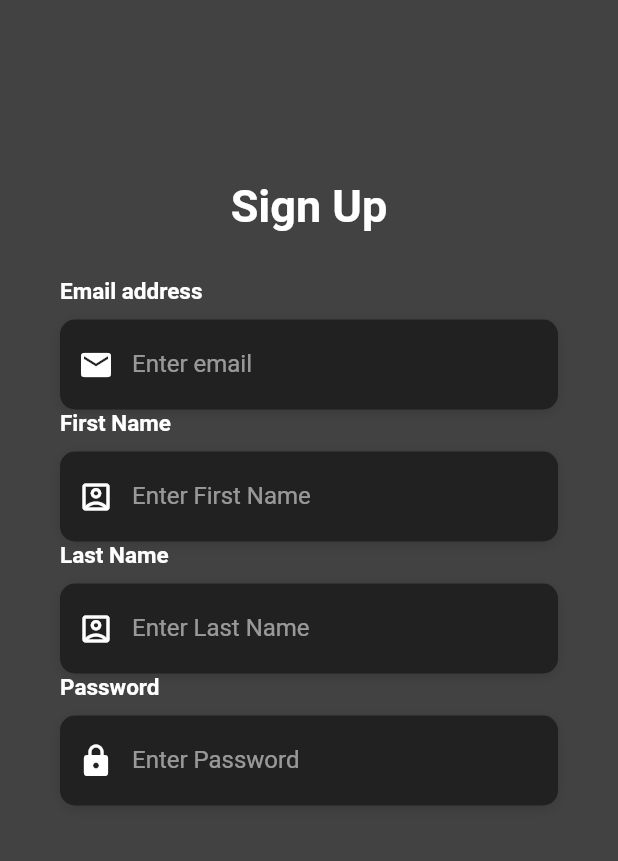
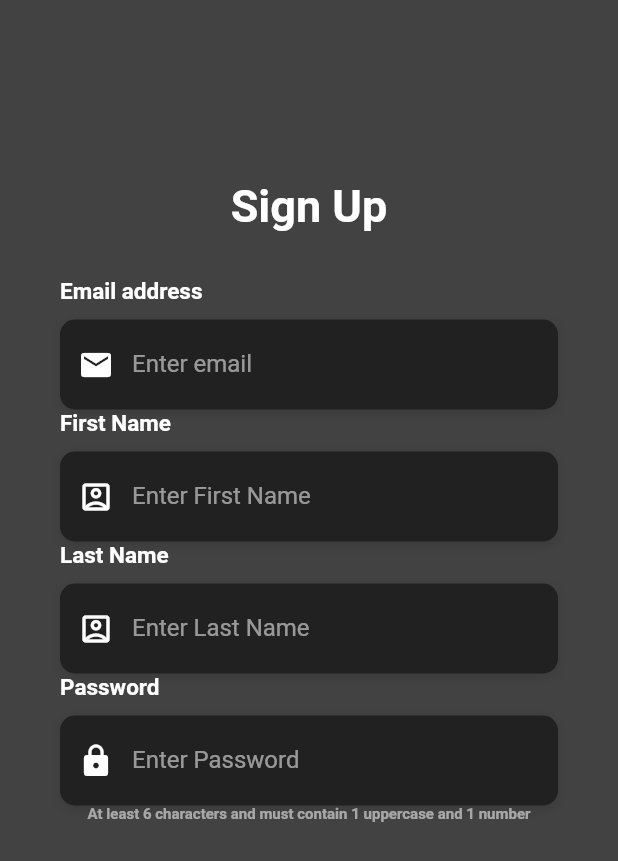
Before and after one commit to AndrewMartyn/MarkyMark, a Flutter app: the RegisterScreen screen opened directly, on a phone screen of 412 x 824 dp. Shown: the top 861 px of the screen. Run offline on Flutter 3.47's test engine with Material 2 defaults, Android fonts, the phone set to English and light mode, and no system bars; Roboto replaces fonts that are missing (OpenSans).

Commit message:
Add files via upload

```diff
--- a/mobile/lib/RegisterScreen.dart
+++ b/mobile/lib/RegisterScreen.dart
@@ -246,7 +246,22 @@ class _RegisterScreenState extends State<RegisterScreen> {
                       ),
                     ],
                   ),
-
+                  Column(
+                    crossAxisAlignment: CrossAxisAlignment.center,
+                    mainAxisSize: MainAxisSize.max,
+                    mainAxisAlignment: MainAxisAlignment.end,
+                    children: <Widget>[
+                      Text(
+                        'At least 6 characters and must contain 1 uppercase and 1 number',
+                        style: TextStyle(
+                          color: Colors.white54,
+                          fontFamily: 'OpenSans',
+                          fontWeight: FontWeight.bold,
+                          fontSize: 10.0,
+                        ),
+                      ),
+                    ],
+                  ),
                 ],
               ),
             ),
```
